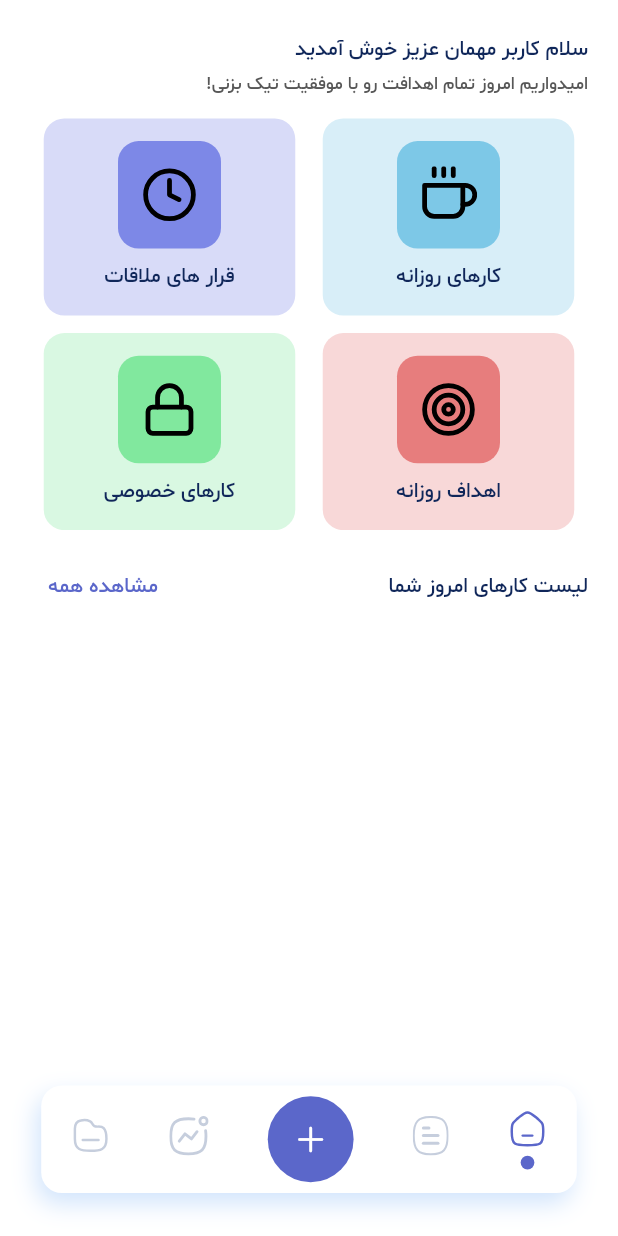
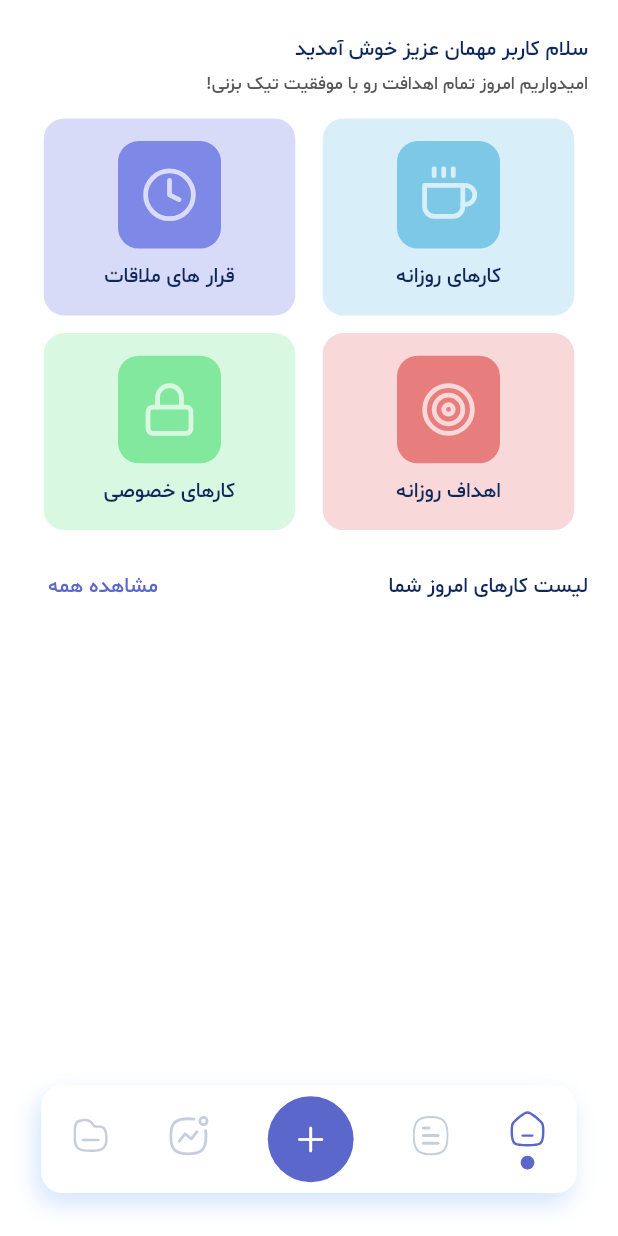
Before and after one commit to NovaTeamDevs/nova_task, a Flutter app: the screen it shows after launch, on a phone screen of 412 x 824 dp. Run offline on Flutter 3.47's test engine with Material 3 defaults, Android fonts, the phone set to English and light mode, and no system bars; our stand-ins replace dotted_border, fl_chart, flutter_colorpicker, flutter_screenutil, flutter_svg, get and 4 more; missing offline and left inert: persian_datetime_picker; accounts and stored records are empty; statements that could not run were skipped.

```diff
--- a/lib/core/widgets/category_widget.dart
+++ b/lib/core/widgets/category_widget.dart
@@ -34,7 +34,11 @@ class CategoryWidget extends StatelessWidget {
                     borderRadius: BorderRadius.circular(Dimens.medium.r)
                 ),
                 child: Center(
-                  child: SvgPicture.asset(category.iconPath!,height: 32.h,)
+                  child: SvgPicture.asset(
+                    category.iconPath!,
+                    height: 32.h,
+                    colorFilter: ColorFilter.mode(Colors.white70, BlendMode.srcIn),
+                  )
                 ),
               ),
               SizedBox(height: Dimens.small.h),
```
Also changed, not shown: lib/core/resources/app_colors.dart (+13 -1 lines).
